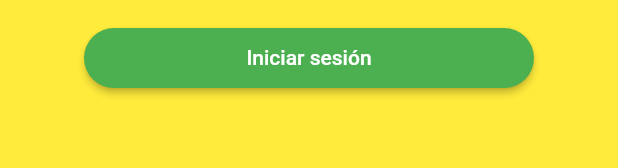
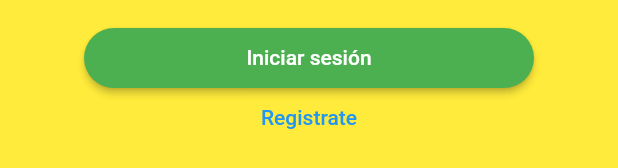
Before and after one commit to matiasm15/yisty-app, a Flutter app: the MenuDrawer widget shown alone on an empty page, opened directly, after a tap on "Cerrar sesión", on a phone screen of 412 x 824 dp. Shown: the part 764-932 px from the top of the screen. Run offline on Flutter 3.47's test engine with Material 2 defaults, Android fonts, the phone set to English and light mode, and no system bars; drawn by our look-alikes of rounded_loading_button; our stand-ins replace auto_size_text, email_validator, flutter_mobx, image_picker, mobx, shared_preferences; missing offline and left inert: dart:html, smart_select; accounts and stored records are empty; generated files the repository leaves out were written again.

Commit message:
registration
changed logo.png
added new route routes.dart.
added folder registration
added file registration_page.dart, I used smart_select easily convert from select.
added file resgistration_from.dart
added file index.dart
added new dependece smart_select, reference => https://pub.dev/packages/smart_select

```diff
--- a/lib/routes.dart
+++ b/lib/routes.dart
@@ -1,4 +1,5 @@
 import 'package:flutter/material.dart';
+import 'package:yisty_app/screens/registration/registration_page.dart';
 
 import 'screens/home/index.dart';
 import 'screens/login/index.dart';
@@ -8,4 +9,5 @@ final Map<String, WidgetBuilder> appRoutes = <String, WidgetBuilder>{
   '/login': (BuildContext context) => const LoginPage(),
   '/home': (BuildContext context) => const HomePage(),
   '/scanner': (BuildContext context) => const ScannerPage(),
+  '/registration': (BuildContext context) => const RegistrationPage(),
 };
--- a/lib/screens/login/widgets/login_form.dart
+++ b/lib/screens/login/widgets/login_form.dart
@@ -70,6 +70,10 @@ class _LoginFormState extends State<LoginForm> {
     }
   }
 
+  void _formRegistration() {
+    Navigator.pushReplacementNamed(context, '/registration');
+  }
+
   String _emailValidator(String value) {
     if (value.isEmpty) {
       return 'El email no puede ser vacío';
@@ -131,7 +135,15 @@ class _LoginFormState extends State<LoginForm> {
             child: LoadingButton(
               text: 'Iniciar sesión',
               onPressed: _formSubmitted,
-            ))
+            )),
+        Container(
+          width: double.infinity,
+          height: 40,
+          child: TextButton(
+              child: const Text('Registrate'),
+              onPressed: _formRegistration,
+            ),
+          ),
       ]),
     );
   }
--- /dev/null
+++ b/lib/screens/registration/index.dart
@@ -0,0 +1 @@
+export 'registration_page.dart';
--- /dev/null
+++ b/lib/screens/registration/widgets/registration_form.dart
@@ -0,0 +1,228 @@
+
+import 'dart:async';
+import 'dart:html';
+
+import 'package:yisty_app/widgets/design/loading_button.dart';
+import 'package:rounded_loading_button/rounded_loading_button.dart';
+import 'package:yisty_app/data/stores/ui_store.dart';
+import 'package:yisty_app/widgets/inherited_provider.dart';
+import 'package:smart_select/smart_select.dart';
+import 'package:flutter/material.dart';
+import 'package:flutter/widgets.dart';
+import 'package:email_validator/email_validator.dart';
+
+
+@immutable
+class RegistrationForm extends StatefulWidget {
+  const RegistrationForm({Key key}) : super (key: key);
+
+  @override
+  _RegistrationFormState createState() => _RegistrationFormState();
+}
+
+class _RegistrationFormState extends State<RegistrationForm> {
+
+  String _email, _password, _passwordRepeat, _selected;
+
+  // get data restriction back
+  List<S2Choice<int>> restriction = [
+    S2Choice<int>(value: 1, title: 'Vegetariano'),
+    S2Choice<int>(value: 2, title: 'Vegano'),
+    S2Choice<int>(value: 3, title: 'Celiaco'),
+  ];
+
+  final _formKey = GlobalKey<FormState>();
+
+  void _emailChanged(String value) {
+    setState(() {
+      _email = value;
+    });
+  }
+
+  void _passwordChanged(String value) {
+    setState(() {
+      _password = value;
+    });
+  }
+
+  void _passwordRepeatChanged(String value) {
+    setState(() {
+      _passwordRepeat = value;
+    });
+  }
+
+  String _passwordValidator(String value) {
+
+    if(value.isEmpty) {
+      return 'La contraseña no puede ser vacia';
+    }
+
+    if(value.length < 8) {
+      return 'La contraseña debe tener minímo 8 caracteres';
+    }
+
+    return  null;
+  }
+
+  String _emailValidator(String value) {
+    if(value.isEmpty) {
+      return 'El email no puede ser vacío';
+    }
+
+    if(!EmailValidator.validate(value)) {
+      return 'El email es inválido';
+    }
+
+    return null;
+  }
+
+  String _comparePassword(String value) {
+
+    if(value.isEmpty) {
+      return 'El contraseña no puede ser vacío';
+    }
+
+    if(!identical(_password, value)) {
+      return 'El contraseña debe coincidir';
+    }
+
+    return null;
+  }
+
+  void _focusChanged(bool hasFocus) {
+    InheritedProvider.of(context).uiStore.removeErrorMessage();
+
+    if (!hasFocus) {
+      _formKey.currentState.validate();
+    }
+  }
+
+  void _fromLoginPage() {
+    Navigator.pushReplacementNamed(context, '/login');
+  }
+
+   void _formSubmitted(RoundedLoadingButtonController controller) {
+    FocusScope.of(context).unfocus();
+
+    final UiStore uiStore = InheritedProvider.of(context).uiStore;
+    uiStore.removeErrorMessage();
+
+    if (_formKey.currentState.validate()) {
+
+      Timer(const Duration(seconds: 3), () {
+
+        if(_selected == null || _selected.isEmpty) {
+          uiStore.setErrorMessage("Debe selecionar una restricción");
+        }
+        // first send data to back
+        // Here message success then It goes /login
+        controller.reset();
+      });
+
+    } else {
+
+      controller.reset();
+    }
+  }
+
+  @override
+  Widget build(BuildContext context) {
+    return Form(
+      key: _formKey,
+      child: Column(mainAxisAlignment: MainAxisAlignment.center, children: <Widget>[
+        Column(
+          children: <Widget>[
+            Padding(
+              padding: const EdgeInsets.only(bottom: 15),
+              child: Focus(
+                child: TextFormField(
+                  enableSuggestions: false,
+                  autocorrect: false,
+                  obscureText: false,
+                  onChanged: _emailChanged,
+                  validator: _emailValidator,
+                  decoration: const InputDecoration(hintText: 'Email', icon: Icon(Icons.alternate_email)),
+                ),
+                onFocusChange: _focusChanged,
+              ),
+            ),
+            Padding(
+                padding: const EdgeInsets.only(bottom: 15),
+                child: Focus(
+                  child: TextFormField(
+                    enableSuggestions: false,
+                    autocorrect: false,
+                    obscureText: true,
+                    onChanged: _passwordChanged,
+                    validator: _passwordValidator,
+                    decoration: const InputDecoration(hintText: 'Contraseña', icon: Icon(Icons.lock_outline)),
+                ),
+                  onFocusChange: _focusChanged,
+              )
+            ),
+            Padding(
+                padding: const EdgeInsets.only(bottom: 15),
+                child: Focus(
+                  child: TextFormField(
+                    enableSuggestions: false,
+                    autocorrect: false,
+                    obscureText: true,
+                    onChanged: _passwordRepeatChanged,
+                    validator: _comparePassword,
+                    decoration: const InputDecoration(hintText: 'Repetir contraseña', icon: Icon(Icons.lock_outline)),
+                  ),
+                  onFocusChange: _focusChanged,
+                )
+            ),
+            Container(
+              child: SmartSelect.single(
+                  value: _selected,
+                  choiceItems: restriction,
+                  modalTitle: 'Restrición Alimenticia',
+                  placeholder: 'Selecionar',
+                  modalStyle: const S2ModalStyle(
+                    backgroundColor: Colors.yellow,
+                  ),
+                  modalHeaderStyle: const S2ModalHeaderStyle(
+                    backgroundColor: Colors.green,
+                    centerTitle: true,
+                    textStyle: TextStyle(
+                      color: Colors.black,
+                    )
+                  ),
+                  modalType: S2ModalType.bottomSheet,
+                  modalConfig: const S2ModalConfig(
+                    style: S2ModalStyle(
+                      elevation: 3,
+                      shape: RoundedRectangleBorder(
+                        borderRadius: BorderRadius.all(Radius.circular(20.0)),
+                      )
+                    )
+                  ),
+                  onChange: (state) => setState(()  => _selected = state.title),
+              ),
+            ),
+          ],
+        ),
+        Container(
+          width: double.infinity,
+          height: 40,
+          child: LoadingButton(
+            text: 'Registar',
+            onPressed: _formSubmitted,
+          )
+        ),
+        Container(
+          width: double.infinity,
+          height: 60,
+          child: TextButton(
+            child: const Text('¿Tenes una cuenta?'),
+            onPressed: _fromLoginPage,
+          ),
+        )
+      ],
+      ),
+    );
+  }
+
+}
--- a/pubspec.yaml
+++ b/pubspec.yaml
@@ -35,6 +35,7 @@ dependencies:
   rounded_loading_button: ^1.0.0
   shared_preferences: ^0.5.12+4
   url_launcher: ^5.5.0
+  smart_select: ^4.3.2
 
 dev_dependencies:
   analyzer: ^0.41.1
```
Also changed, not shown: lib/screens/registration/registration_page.dart (added, +22 -0 lines), assets/logo.png, pubspec.lock.
